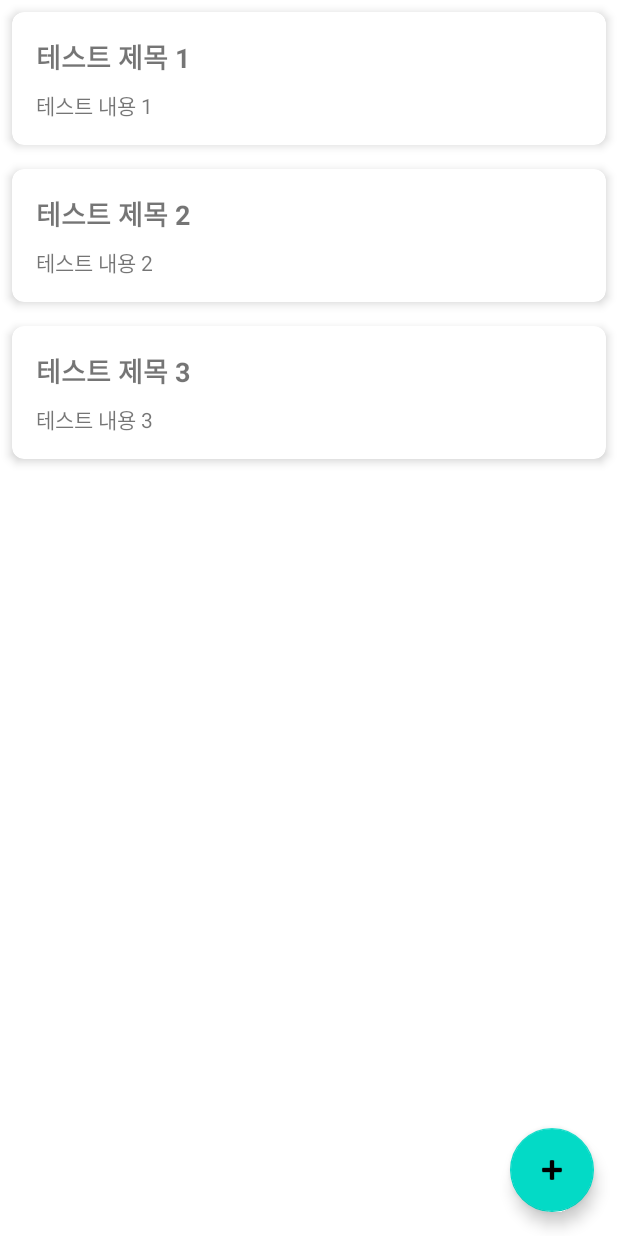
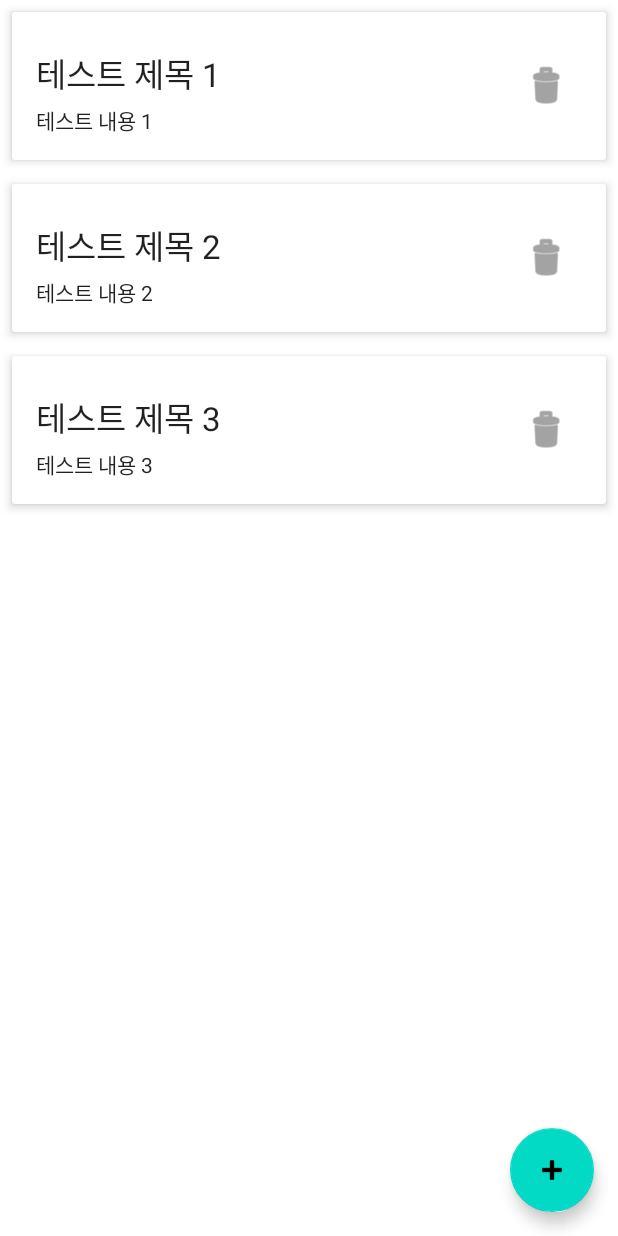
Before and after one commit to 14EE4/NoteProject, an Android app: the screen it shows after launch (MainActivity), on a phone screen of 412 x 824 dp. Run offline under Robolectric (Android 15) with nearby library versions, the phone set to English and light mode, and no system bars.

Commit message:
삭제 기능(이미지 삭제 기능 필요)

```diff
--- a/app/src/main/java/com/example/noteproject25_1/Note.java
+++ b/app/src/main/java/com/example/noteproject25_1/Note.java
@@ -1,16 +1,14 @@
 package com.example.noteproject25_1;
 
-// Note.java
-// 수정: 간단한 텍스트 내용과 이미지 URI 하나를 저장하는 형태로 변경
+
 public class Note {
     private String id;
     private String title;
     private String content; // 노트의 텍스트 내용
     private String imageUri;  // 노트에 첨부된 이미지의 URI (문자열 형태)
 
-    // 기본 생성자 (예: Firebase와 같은 일부 라이브러리에서 필요할 수 있음)
-    public Note() {
-    }
+
+
 
     // 모든 필드를 초기화하는 생성자
     public Note(String id, String title, String content, String imageUri) {
@@ -54,6 +52,5 @@ public class Note {
         this.imageUri = imageUri;
     }
 
-    // 필요하다면 equals()와 hashCode() 메소드를 오버라이드하여 객체 비교를 용이하게 할 수 있습니다.
-    // 또한, toString() 메소드를 오버라이드하여 디버깅 시 유용하게 사용할 수 있습니다.
+
 }
--- a/app/src/main/java/com/example/noteproject25_1/NoteAdapter.java
+++ b/app/src/main/java/com/example/noteproject25_1/NoteAdapter.java
@@ -1,32 +1,31 @@
 package com.example.noteproject25_1;
 
-import android.net.Uri; // Uri import 추가
+import android.net.Uri;
 import android.view.LayoutInflater;
 import android.view.View;
 import android.view.ViewGroup;
-import android.widget.ImageView; // ImageView import 추가
+import android.widget.ImageView;
 import android.widget.TextView;
+import android.widget.ImageButton;
 
 import androidx.annotation.NonNull;
-import androidx.recyclerview.widget.ListAdapter; // ListAdapter 사용 권장
-import androidx.recyclerview.widget.DiffUtil;    // ListAdapter 사용 시 필요
+import androidx.recyclerview.widget.ListAdapter;
+import androidx.recyclerview.widget.DiffUtil;
 import androidx.recyclerview.widget.RecyclerView;
 
-import com.bumptech.glide.Glide; // Glide import 추가
+import com.bumptech.glide.Glide;
 
-import java.util.List;
 
-// ListAdapter를 사용하는 것을 강력히 권장합니다.
-// public class NoteAdapter extends RecyclerView.Adapter<NoteAdapter.NoteViewHolder> { // 이전 코드
 public class NoteAdapter extends ListAdapter<Note, NoteAdapter.NoteViewHolder> { // ListAdapter 사용
     private OnItemClickListener listener;
+    private OnItemDeleteListener deleteListener;
 
-    // ListAdapter 사용 시 생성자 변경
+
     public NoteAdapter() {
         super(DIFF_CALLBACK);
     }
 
-    // DiffUtil.ItemCallback 구현 (ListAdapter에 필요)
+
     private static final DiffUtil.ItemCallback<Note> DIFF_CALLBACK = new DiffUtil.ItemCallback<Note>() {
         @Override
         public boolean areItemsTheSame(@NonNull Note oldItem, @NonNull Note newItem) {
@@ -38,8 +37,7 @@ public class NoteAdapter extends ListAdapter<Note, NoteAdapter.NoteViewHolder> {
 
         @Override
         public boolean areContentsTheSame(@NonNull Note oldItem, @NonNull Note newItem) {
-            // 모든 필드를 비교하여 내용 변경 여부 확인
-            // Note 클래스에 equals()를 제대로 구현했다면 oldItem.equals(newItem) 사용 가능
+
             boolean titleSame = oldItem.getTitle() != null ? oldItem.getTitle().equals(newItem.getTitle()) : newItem.getTitle() == null;
             boolean contentSame = oldItem.getContent() != null ? oldItem.getContent().equals(newItem.getContent()) : newItem.getContent() == null;
             boolean imageUriSame = oldItem.getImageUri() != null ? oldItem.getImageUri().equals(newItem.getImageUri()) : newItem.getImageUri() == null;
@@ -51,9 +49,15 @@ public class NoteAdapter extends ListAdapter<Note, NoteAdapter.NoteViewHolder> {
     public interface OnItemClickListener {
         void onItemClick(Note note);
     }
+    public interface OnItemDeleteListener { // 삭제 리스너 인터페이스
+        void onItemDelete(Note note, int position);
+    }
 
     public void setOnItemClickListener(OnItemClickListener listener) {
         this.listener = listener;
+    }
+    public void setOnItemDeleteListener(OnItemDeleteListener deleteListener) { // 삭제 리스너 설정 메소드
+        this.deleteListener = deleteListener;
     }
 
     @NonNull
@@ -65,8 +69,8 @@ public class NoteAdapter extends ListAdapter<Note, NoteAdapter.NoteViewHolder> {
 
     @Override
     public void onBindViewHolder(@NonNull NoteViewHolder holder, int position) {
-        // Note note = notes.get(position); // RecyclerView.Adapter 사용 시
-        Note note = getItem(position); // ListAdapter 사용 시
+
+        Note note = getItem(position);
 
         holder.titleTextView.setText(note.getTitle());
         holder.contentTextView.setText(note.getContent());
@@ -81,8 +85,7 @@ public class NoteAdapter extends ListAdapter<Note, NoteAdapter.NoteViewHolder> {
                     .into(holder.noteImageView);
         } else {
             holder.noteImageView.setVisibility(View.GONE); // 이미지가 없으면 숨김
-            // Glide.with(holder.itemView.getContext()).clear(holder.noteImageView); // 이전 이미지 메모리 해제 (선택 사항)
-            // holder.noteImageView.setImageDrawable(null); // ImageView 내용 비우기
+
         }
 
         holder.itemView.setOnClickListener(v -> {
@@ -90,20 +93,30 @@ public class NoteAdapter extends ListAdapter<Note, NoteAdapter.NoteViewHolder> {
                 listener.onItemClick(note); // 클릭 시 해당 Note 객체 전달
             }
         });
+
+        // 삭제 버튼 클릭 리스너 설정
+        holder.deleteButton.setOnClickListener(v -> {
+            if (deleteListener != null) {
+                deleteListener.onItemDelete(note, holder.getAdapterPosition());
+            }
+        });
     }
 
-    // getItemCount()는 ListAdapter가 내부적으로 처리하므로 오버라이드할 필요 없음 (필요시 super.getItemCount() 또는 현재 리스트 크기 반환)
+
 
     static class NoteViewHolder extends RecyclerView.ViewHolder {
         TextView titleTextView;
         TextView contentTextView;
-        ImageView noteImageView; // ImageView 참조 추가
+        ImageView noteImageView;
+        ImageButton deleteButton;
 
         public NoteViewHolder(@NonNull View itemView) {
             super(itemView);
             titleTextView = itemView.findViewById(R.id.titleTextView);
             contentTextView = itemView.findViewById(R.id.contentTextView);
-            noteImageView = itemView.findViewById(R.id.noteCardImageView); // 레이아웃의 ImageView ID와 일치
+            noteImageView = itemView.findViewById(R.id.noteCardImageView);
+            deleteButton = itemView.findViewById(R.id.deleteNoteButton);
+
         }
     }
 
--- a/app/src/main/res/layout/activity_main_card.xml
+++ b/app/src/main/res/layout/activity_main_card.xml
@@ -1,18 +1,24 @@
 <?xml version="1.0" encoding="utf-8"?>
-<androidx.cardview.widget.CardView
-    xmlns:android="http://schemas.android.com/apk/res/android"
+<androidx.cardview.widget.CardView xmlns:android="http://schemas.android.com/apk/res/android"
     xmlns:app="http://schemas.android.com/apk/res-auto"
     android:layout_width="match_parent"
     android:layout_height="wrap_content"
     android:layout_margin="8dp"
-    app:cardCornerRadius="8dp"
     app:cardElevation="4dp">
 
+    <RelativeLayout
+        android:layout_width="match_parent"
+        android:layout_height="wrap_content"
+        android:padding="16dp">
+
     <LinearLayout
+        android:id="@+id/contentLayout"
         android:layout_width="match_parent"
         android:layout_height="wrap_content"
         android:orientation="vertical"
-        android:padding="16dp">
+        android:layout_toStartOf="@+id/deleteNoteButton"
+        android:layout_alignParentStart="true">
+
         <ImageView
             android:id="@+id/noteCardImageView"
             android:layout_width="match_parent"
@@ -22,17 +28,34 @@
 
         <TextView
             android:id="@+id/titleTextView"
-            android:layout_width="match_parent"
+            android:layout_width="wrap_content"
             android:layout_height="wrap_content"
-            android:text="Note Title"
-            android:textSize="18sp"
-            android:textStyle="bold" />
+            android:textAppearance="@style/TextAppearance.AppCompat.Large"
+            android:text="Title"
+            android:layout_marginTop="8dp"/>
 
         <TextView
             android:id="@+id/contentTextView"
-            android:layout_width="match_parent"
+            android:layout_width="wrap_content"
             android:layout_height="wrap_content"
-            android:layout_marginTop="8dp"
-            android:text="Note Content" />
+            android:textAppearance="@style/TextAppearance.AppCompat.Body1"
+            android:text="Content"
+            android:layout_marginTop="4dp"
+            android:maxLines="3"
+            android:ellipsize="end"/>
     </LinearLayout>
-</androidx.cardview.widget.CardView>
+
+    <ImageButton
+        android:id="@+id/deleteNoteButton"
+        android:layout_width="wrap_content"
+        android:layout_height="wrap_content"
+        android:src="@android:drawable/ic_menu_delete"
+        app:tint="?android:attr/textColorSecondary"
+        android:background="?attr/selectableItemBackgroundBorderless"
+        android:layout_alignParentEnd="true"
+        android:layout_centerVertical="true"
+        android:padding="8dp"
+        android:contentDescription="노트 삭제"/>
+
+</RelativeLayout>
+    </androidx.cardview.widget.CardView>
```
Also changed, not shown: app/src/main/java/com/example/noteproject25_1/EditNoteActivity.java (+13 -18 lines), app/src/main/java/com/example/noteproject25_1/MainActivity.java (+47 -14 lines), app/src/main/java/com/example/noteproject25_1/NoteManager.java (+1 -15 lines).
